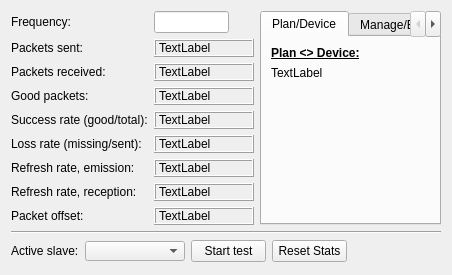
Qt form ui/w_commtest.ui (JFDuval/flexsea-plan) before a commit.
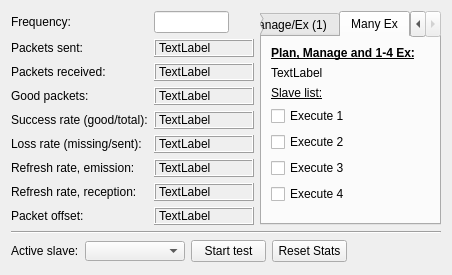
The same form after that commit.

Commit message: Added the ManyEx test mode. Tested functional with 1 slave.

The edit to the form file:
```diff
--- a/ui/w_commtest.ui
+++ b/ui/w_commtest.ui
@@ -318,7 +318,7 @@
         <enum>QTabWidget::Rounded</enum>
        </property>
        <property name="currentIndex">
-        <number>0</number>
+        <number>2</number>
        </property>
        <widget class="QWidget" name="tab">
         <attribute name="title">
@@ -423,6 +423,98 @@
          </item>
         </layout>
        </widget>
+       <widget class="QWidget" name="tab_3">
+        <attribute name="title">
+         <string>Many Ex</string>
+        </attribute>
+        <layout class="QVBoxLayout" name="verticalLayout_2">
+         <item>
+          <layout class="QGridLayout" name="gridLayout_8">
+           <item row="1" column="0" colspan="2">
+            <widget class="QLabel" name="label_info_tab3">
+             <property name="text">
+              <string>TextLabel</string>
+             </property>
+            </widget>
+           </item>
+           <item row="0" column="0" colspan="2">
+            <widget class="QLabel" name="label_130">
+             <property name="minimumSize">
+              <size>
+               <width>60</width>
+               <height>0</height>
+              </size>
+             </property>
+             <property name="maximumSize">
+              <size>
+               <width>16777215</width>
+               <height>16777215</height>
+              </size>
+             </property>
+             <property name="text">
+              <string>&lt;html&gt;&lt;head/&gt;&lt;body&gt;&lt;p&gt;&lt;span style=&quot; font-weight:600; text-decoration: underline;&quot;&gt;Plan, Manage and 1-4 Ex:&lt;/span&gt;&lt;/p&gt;&lt;/body&gt;&lt;/html&gt;</string>
+             </property>
+            </widget>
+           </item>
+          </layout>
+         </item>
+         <item>
+          <layout class="QGridLayout" name="gridLayout_2">
+           <item row="0" column="0">
+            <widget class="QLabel" name="label_11">
+             <property name="text">
+              <string>&lt;html&gt;&lt;head/&gt;&lt;body&gt;&lt;p&gt;&lt;span style=&quot; text-decoration: underline;&quot;&gt;Slave list:&lt;/span&gt;&lt;/p&gt;&lt;/body&gt;&lt;/html&gt;</string>
+             </property>
+            </widget>
+           </item>
+           <item row="1" column="0">
+            <widget class="QCheckBox" name="cbSEX1">
+             <property name="text">
+              <string>Execute 1</string>
+             </property>
+            </widget>
+           </item>
+           <item row="2" column="0">
+            <widget class="QCheckBox" name="cbSEX2">
+             <property name="text">
+              <string>Execute 2</string>
+             </property>
+            </widget>
+           </item>
+           <item row="3" column="0">
+            <widget class="QCheckBox" name="cbSEX3">
+             <property name="text">
+              <string>Execute 3</string>
+             </property>
+            </widget>
+           </item>
+           <item row="4" column="0">
+            <widget class="QCheckBox" name="cbSEX4">
+             <property name="text">
+              <string>Execute 4</string>
+             </property>
+            </widget>
+           </item>
+          </layout>
+         </item>
+         <item>
+          <spacer name="verticalSpacer_4">
+           <property name="orientation">
+            <enum>Qt::Vertical</enum>
+           </property>
+           <property name="sizeType">
+            <enum>QSizePolicy::MinimumExpanding</enum>
+           </property>
+           <property name="sizeHint" stdset="0">
+            <size>
+             <width>5</width>
+             <height>6</height>
+            </size>
+           </property>
+          </spacer>
+         </item>
+        </layout>
+       </widget>
       </widget>
      </item>
     </layout>
```
The commit also changes 2 other files.
